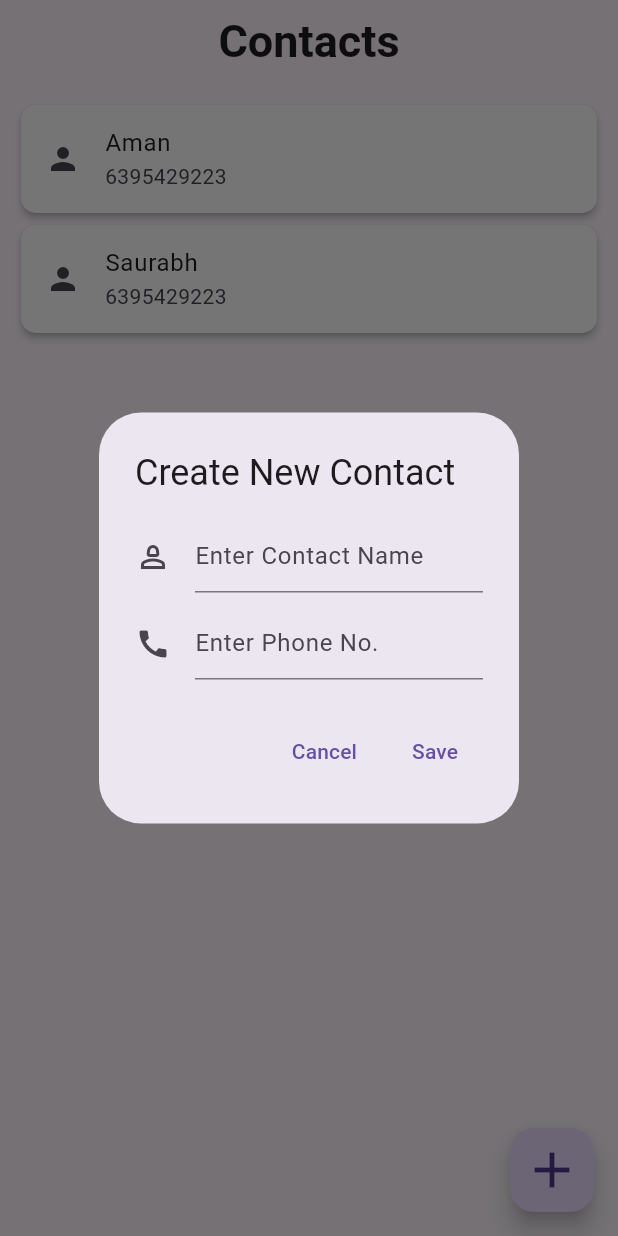
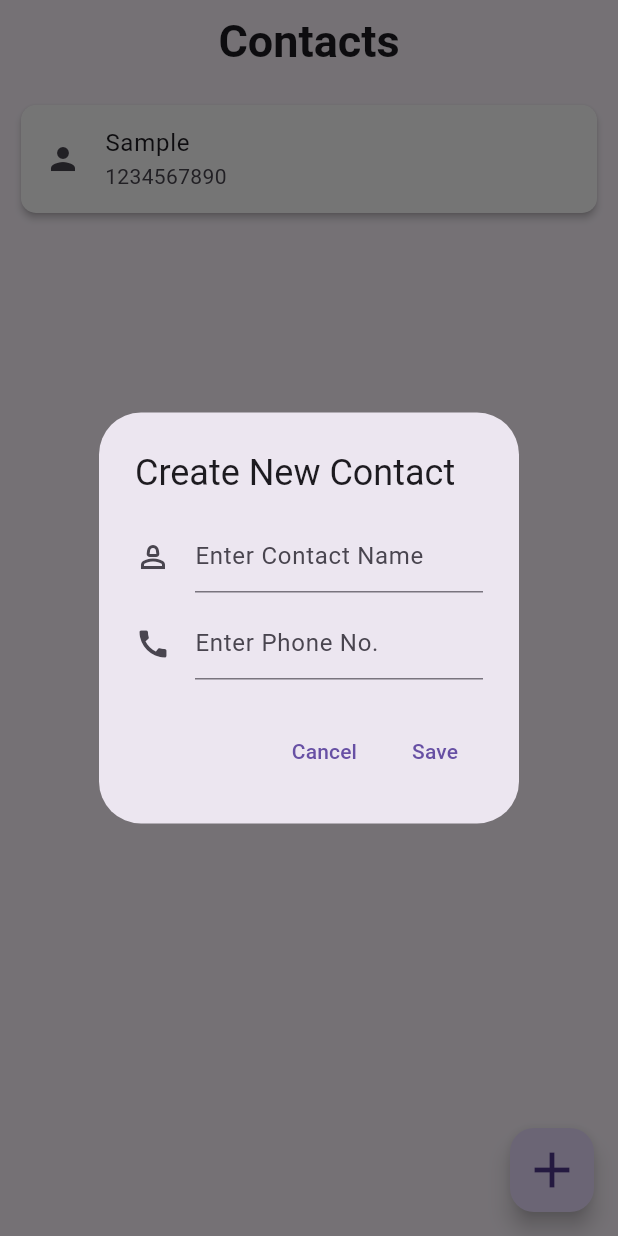
Before and after one commit to hitesh12321/Contact-App-Hive-Local-Database-, a Flutter app: the screen it shows after launch, after a tap on the "add" icon, on a phone screen of 412 x 824 dp. Run offline on Flutter 3.47's test engine with Material 3 defaults, Android fonts, the light colour scheme and no system bars; our stand-ins replace google_fonts, hive_flutter; accounts and stored records are empty; Roboto replaces fonts that are missing (Yaldevi).

```diff
--- a/lib/DataBase/HiveDataBase.dart
+++ b/lib/DataBase/HiveDataBase.dart
@@ -7,8 +7,7 @@ class contactDataBase {
   void initialContactList() {
     // Only initialize if not already done
     contactList = [
-      {"name": "Aman", "phone": "6395429223"},
-      {"name": "Saurabh", "phone": "6395429223"},
+      {"name": "Sample", "phone": "1234567890"},
     ];
 
     print("Default contacts initialized for the first time");
@@ -21,8 +20,6 @@ class contactDataBase {
         data.map((item) => Map<String, dynamic>.from(item)),
       );
     }
-
-    print("Data loaded from Hive: $contactList");
   }
 
   Future<void> InitializeBox() async {
@@ -63,7 +60,6 @@ class contactDataBase {
     updateContactList();
   }
 
-
   // when edit is used
   // Update contact and save to Hive
   void updateContact(int index, Map<String, dynamic> contact) {
```
Also changed, not shown: lib/UIHelper/CustomWidgets.dart (+0 -13 lines), 2 other files.
